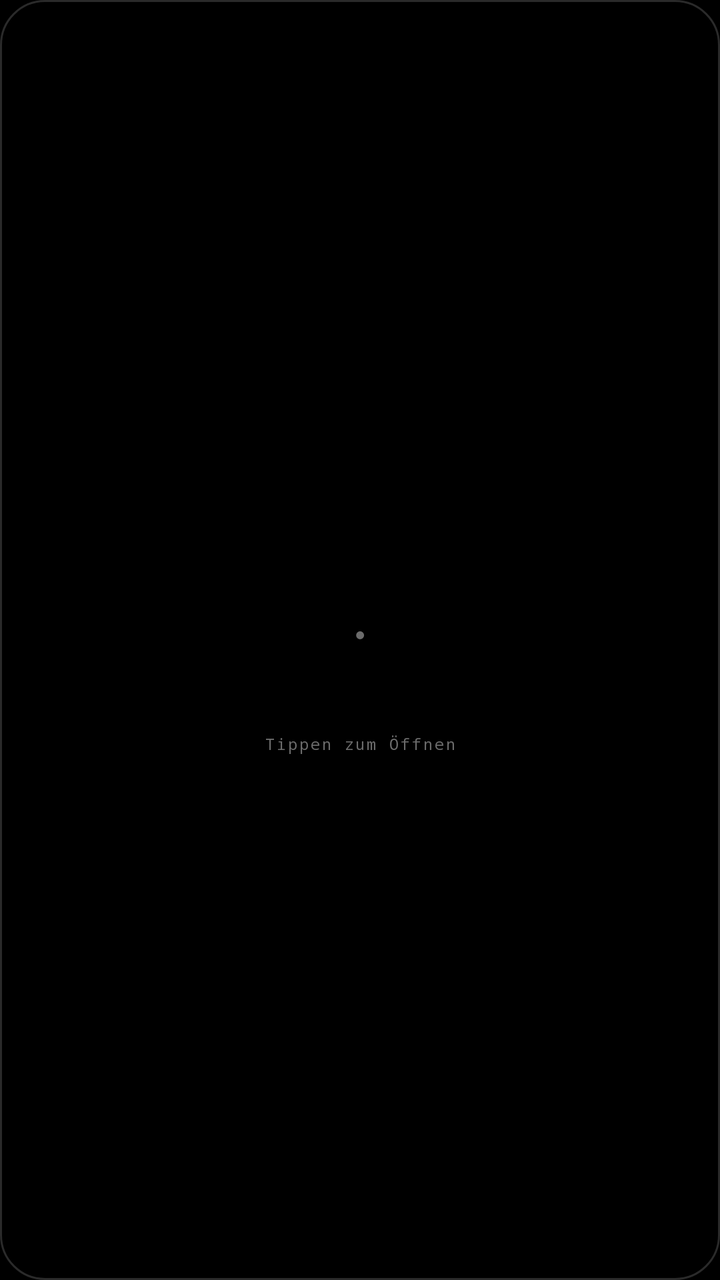
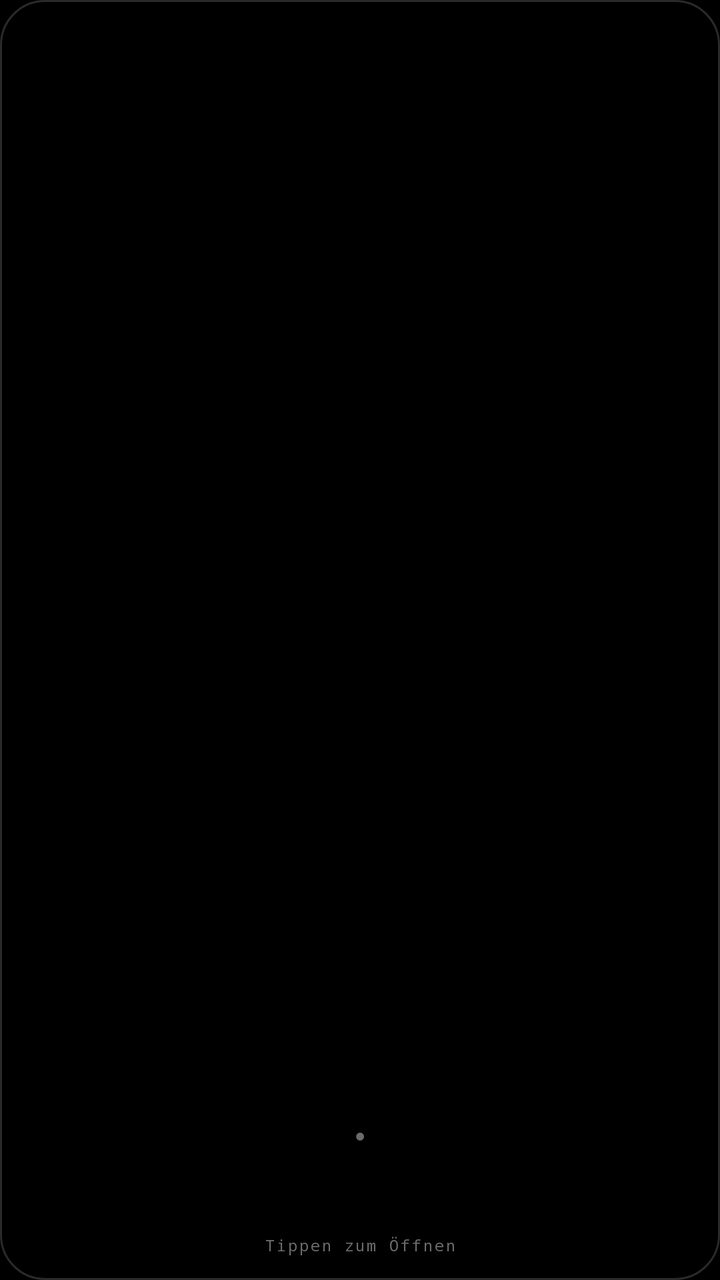

Compare the two renders of this Android layout. The source of the first and the diff that turns it into the second are given below.
<!-- AndroidManifest.xml: application theme Theme.LinkWidget -->
<!-- res/layout/widget_link.xml -->
<?xml version="1.0" encoding="utf-8"?>
<LinearLayout xmlns:android="http://schemas.android.com/apk/res/android"
    android:id="@+id/widget_root"
    android:layout_width="match_parent"
    android:layout_height="match_parent"
    android:background="@drawable/widget_background"
    android:gravity="center"
    android:orientation="vertical"
    android:padding="12dp">

    <ImageView
        android:id="@+id/widget_icon"
        android:layout_width="40dp"
        android:layout_height="40dp"
        android:contentDescription="@string/widget_icon_desc"
        android:scaleType="fitCenter" />

    <TextView
        android:id="@+id/widget_dot"
        android:layout_width="wrap_content"
        android:layout_height="wrap_content"
        android:layout_marginTop="8dp"
        android:fontFamily="monospace"
        android:letterSpacing="0.35"
        android:text="●"
        android:textColor="@color/nothing_dim"
        android:textSize="9sp" />

    <TextView
        android:id="@+id/widget_title"
        android:layout_width="match_parent"
        android:layout_height="wrap_content"
        android:layout_marginTop="4dp"
        android:ellipsize="end"
        android:fontFamily="sans-serif-medium"
        android:gravity="center"
        android:letterSpacing="0.01"
        android:maxLines="2"
        android:textColor="@color/nothing_white"
        android:textSize="14sp" />

    <TextView
        android:id="@+id/widget_url"
        android:layout_width="match_parent"
        android:layout_height="wrap_content"
        android:layout_marginTop="2dp"
        android:ellipsize="middle"
        android:fontFamily="monospace"
        android:gravity="center"
        android:maxLines="1"
        android:textColor="@color/nothing_grey"
        android:textSize="9sp" />

    <TextView
        android:id="@+id/widget_hint"
        android:layout_width="match_parent"
        android:layout_height="wrap_content"
        android:layout_marginTop="6dp"
        android:fontFamily="monospace"
        android:gravity="center"
        android:letterSpacing="0.12"
        android:text="@string/widget_hint"
        android:textColor="@color/nothing_dim"
        android:textSize="8sp" />

</LinearLayout>
<!-- resources referenced by this layout -->
<resources>
  <color name="nothing_dim">#FF6B6B6B</color>
  <color name="nothing_grey">#FF9A9A9A</color>
  <color name="nothing_white">#FFFFFFFF</color>
  <!-- drawable widget_background (drawable) -->
  <?xml version="1.0" encoding="utf-8"?>
  <layer-list xmlns:android="http://schemas.android.com/apk/res/android">
  
      <item>
          <shape android:shape="rectangle">
              <solid android:color="@color/nothing_black" />
              <corners android:radius="22dp" />
              <stroke
                  android:width="1dp"
                  android:color="@color/nothing_outline" />
          </shape>
      </item>
  
  </layer-list>
  <string name="widget_hint">Tippen zum Öffnen</string>
  <string name="widget_icon_desc">Favicon der Website</string>
  <style name="Theme.LinkWidget" parent="Theme.AppCompat.DayNight.NoActionBar">
          <item name="android:windowBackground">@color/nothing_black</item>
          <item name="android:colorBackground">@color/nothing_black</item>
          <item name="android:textColorPrimary">@color/nothing_white</item>
          <item name="android:textColorSecondary">@color/nothing_grey</item>
          <item name="colorAccent">@color/nothing_accent</item>
          <item name="colorPrimary">@color/nothing_accent</item>
          <item name="android:statusBarColor">@color/nothing_black</item>
          <item name="android:navigationBarColor">@color/nothing_black</item>
          <item name="android:windowLightStatusBar">false</item>
      </style>
  <color name="nothing_black">#FF000000</color>
  <color name="nothing_outline">#FF2A2A2A</color>
  <color name="nothing_accent">#FFFFFFFF</color>
</resources>

<!-- the commit's change to res/layout/widget_link.xml (unified diff, before → after) -->
@@ -8,10 +8,12 @@
     android:orientation="vertical"
     android:padding="12dp">
 
+    
     <ImageView
         android:id="@+id/widget_icon"
-        android:layout_width="40dp"
-        android:layout_height="40dp"
+        android:layout_width="match_parent"
+        android:layout_height="0dp"
+        android:layout_weight="1"
         android:contentDescription="@string/widget_icon_desc"
         android:scaleType="fitCenter" />
 
